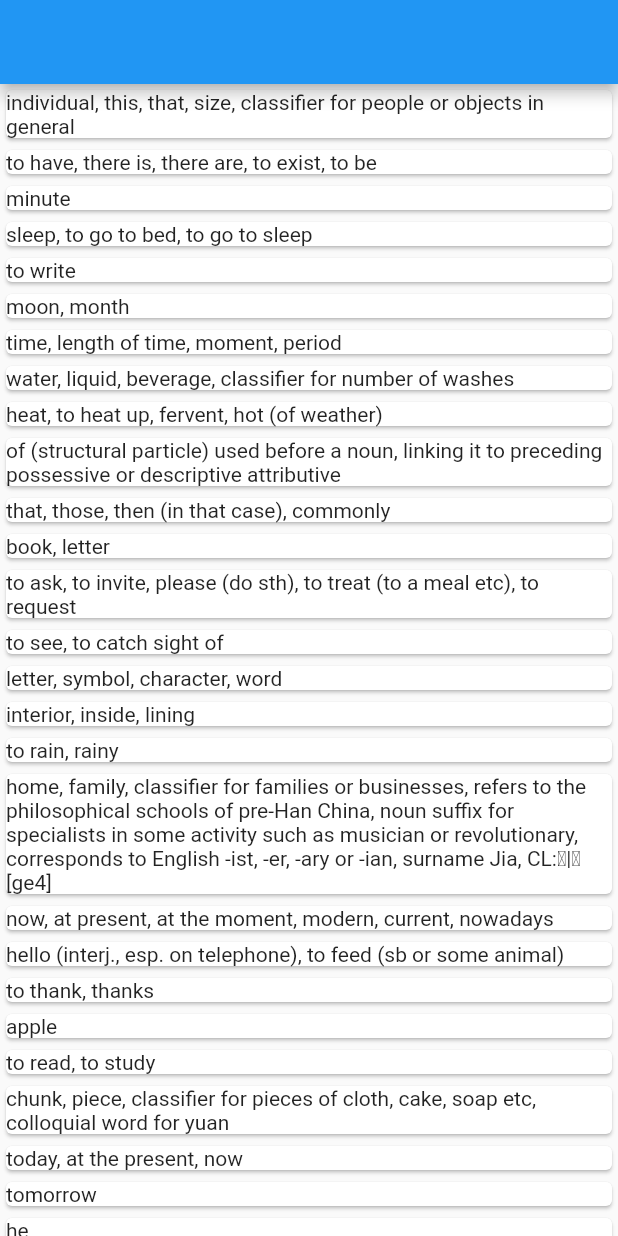
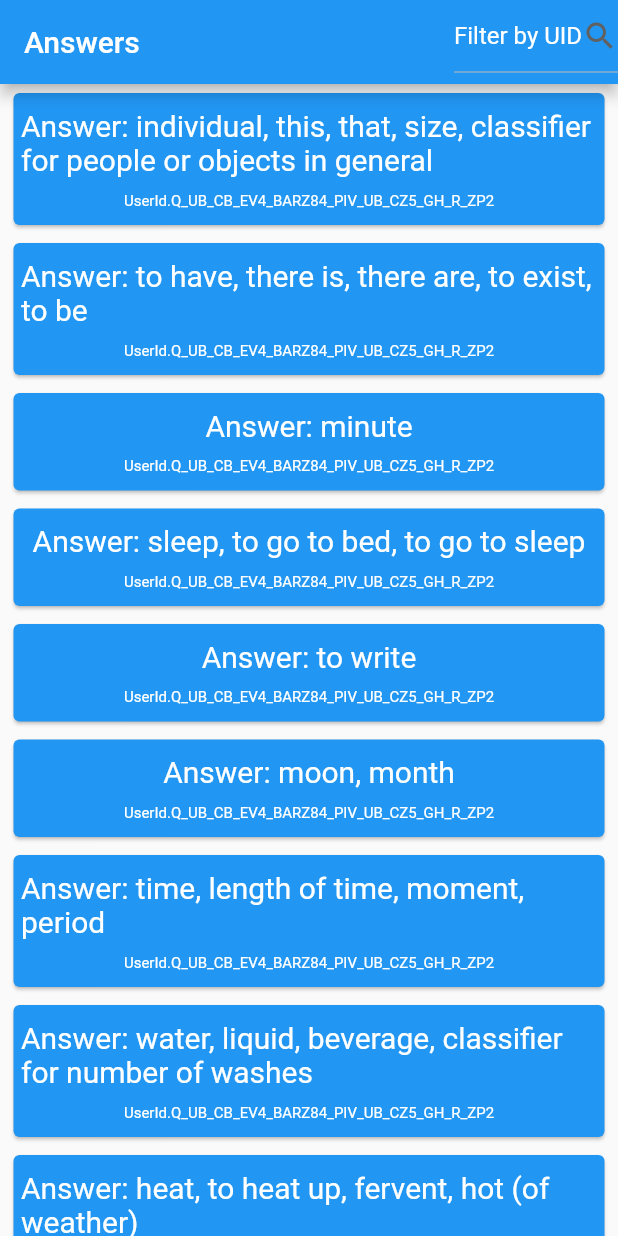
Before and after one commit to OrlandoAlPe/vanglar-test, a Flutter app: the screen it shows after launch, on a phone screen of 412 x 824 dp. Run offline on Flutter 3.47's test engine with Material 2 defaults, Android fonts, the phone set to English and light mode, and no system bars.

Commit message:
Filtro de respuestas por uid completado

```diff
--- a/lib/main.dart
+++ b/lib/main.dart
@@ -9,7 +9,7 @@ class MyApp extends StatelessWidget {
   @override
   Widget build(BuildContext context) {
     return MaterialApp(
-      title: '',
+      title: 'Answers',
       theme: ThemeData(
         primarySwatch: Colors.blue,
         visualDensity: VisualDensity.adaptivePlatformDensity,
--- /dev/null
+++ b/lib/models/users.dart
@@ -0,0 +1,23 @@
+class UsersList {
+  static List<String> users = [
+    'UserId.AY2_NXHOVMCFQ_KP05_O_U7_ICQ_TJZZ_X2',
+    'UserId.A_YU1_WP_YC_NQ_PPRQ_W_MF_P8_JV_SD_SJ_I42',
+    'UserId.DL45_Q_GYM_PIFM_E6_SA_FQ_F_PR6_KUX_SX2',
+    'UserId.DTH239_HDE8_SZ_X2_OEETA1_LMUK3_T43',
+    'UserId.DXF_PFX0_F_WU_V_YKS_KDP_H_UQX3_P_U_WUB2',
+    'UserId.D_AC_UI_IK_VC9_WG889_BN_XY_MNK_DGAC82',
+    'UserId.FR1_DT_WX_GY7_Z4_O2_E_XA_BZW_SO961_UK2',
+    'UserId.K_O0_NMH2_GG_AN_XX3_VY9280_DR_OEV_YT2',
+    'UserId.NFV_UIT_OVD0_P8_J_OB6_X82_NM_N_NWR_EX2',
+    'UserId.PY1_X_AS8_W8_J_NP_IZV_P4_WO_GDZ_DC4_J32',
+    'UserId.Q_UB_CB_EV4_BARZ84_PIV_UB_CZ5_GH_R_ZP2',
+    'UserId.RMK6_ZUKZ_BAXK07_SHQ_OS_T_DOZ_ZK833',
+    'UserId.SS_MS_X_YZP_F_CB0_FOD4_G_TE8_D_X_IS7_Y_X2',
+    'UserId.THE_5_B3_TF_YO_K3_JWL_ET_VIB_JOLLFO0_T092',
+    'UserId.THE_5_DFH37_BG_DXF_R_XFH_QOB_F_OGW_OF_RT_V2',
+    'UserId.THE_62_Q_MEBLH0_PB_N_OA_QM_ZN0_F_LXLC2_M_J2',
+    'UserId.THE_97_H4_LT8_R_XB_PG2_Q03_PY_TL4_Q_IP5_JQ2',
+    'UserId.UK10_O_X2_Y_MQVO_RB9_U3_P1_IT0_B7_V_RW2',
+    'UserId.XPF3_YL98_QLA_JJ_FTDH4_V_I_XIP3_YX83',
+  ];
+}
--- a/lib/screens/Home_Screen.dart
+++ b/lib/screens/Home_Screen.dart
@@ -1,8 +1,7 @@
-// ignore: unused_import
 import 'dart:convert';
 import 'package:flutter/material.dart';
 import 'package:pruebaVanglar/models/automodel.dart';
-// ignore: unused_import
+import 'package:pruebaVanglar/models/users.dart';
 import 'package:pruebaVanglar/widgets/Answer_Card.dart';
 
 class Home extends StatefulWidget {
@@ -14,52 +13,100 @@ class _HomeState extends State<Home> {
   Future fetchJsonData() async {
     var rawJson =
         await DefaultAssetBundle.of(context).loadString('Data/bd.json');
-
     Map mapValue = json.decode(rawJson)["answers"];
-
     List<Answer> itemList = List();
     mapValue.forEach((key, item) {
       itemList.add(new Answer.fromJson(item));
     });
-
-    /*itemList.forEach((item) {
-      print(item.answer);
-      print(item.userId);
-    });*/
+    // itemList.forEach((item) {
+    // print(item.answer);
+    // print(item.userId);
+    //});
     return itemList;
   }
 
+  List<Answer> allAnswers = List();
   List<Answer> myAnswers = List();
+  List<String> myUsers = UsersList.users;
 
+  bool loading = false;
+  String uidFilter;
   @override
   void initState() {
     getAnswers();
+
     super.initState();
   }
 
   getAnswers() {
     fetchJsonData().then((response) {
       setState(() {
-        myAnswers = response;
+        allAnswers = response;
+        myAnswers = customAnswer(
+          allAnswers,
+          'UserId.Q_UB_CB_EV4_BARZ84_PIV_UB_CZ5_GH_R_ZP2',
+        );
+
+        loading = true;
       });
     });
+  }
+
+  customAnswer(List<Answer> allAnswers, String uid) {
+    List<Answer> customList = List();
+    for (var i = 0; i < allAnswers.length; i++) {
+      if (allAnswers[i].userId.toString() == uid) {
+        customList.add(
+          new Answer(
+            answer: allAnswers[i].answer,
+            userId: allAnswers[i].userId,
+          ),
+        );
+      }
+    }
+    return customList;
   }
 
   @override
   Widget build(BuildContext context) {
     return Scaffold(
       appBar: AppBar(
-        title: Text(''),
+        actions: [
+          DropdownButton(
+            icon: Icon(Icons.search),
+            hint: Text(
+              'Filter by UID',
+              style: TextStyle(color: Colors.white),
             ),
-      body: Center(
+            items: myUsers.map((e) {
+              return DropdownMenuItem(
+                child: Text('Alumno ${myUsers.indexOf(e)+1}'),
+                value: e,
+              );
+            }).toList(),
+            onChanged: (newValue) {
+              setState(() {
+                myAnswers = customAnswer(allAnswers, newValue);
+              });
+            },
+          ),
+        ],
+        title: Text(loading ? 'Answers' : 'Loading...'),
+      ),
+      body: loading
+          ? Center(
               child: ListView.builder(
                 itemCount: myAnswers.length,
                 itemBuilder: (context, index) {
                   return AnswerCard(
                     answer: myAnswers[index].answer.toString(),
+                    uid: myAnswers[index].userId.toString(),
                   );
                 },
               ),
+            )
+          : Center(
+              child: CircularProgressIndicator(),
             ),
     );
   }
--- a/lib/widgets/Answer_Card.dart
+++ b/lib/widgets/Answer_Card.dart
@@ -2,11 +2,35 @@ import 'package:flutter/material.dart';
 
 class AnswerCard extends StatelessWidget {
   final String answer;
-  AnswerCard({@required this.answer});
+  final String uid;
+  AnswerCard({@required this.answer, @required this.uid});
   @override
   Widget build(BuildContext context) {
-    return Card(
-      child: Text(answer),
+    return Padding(
+      padding: const EdgeInsets.symmetric(horizontal: 5, vertical: 2),
+      child: Card(
+        color: Colors.blue,
+        child: Padding(
+          padding: const EdgeInsets.symmetric(vertical: 10.0, horizontal: 5),
+          child: Column(
+            children: [
+              Text(
+                'Answer: $answer',
+                style: TextStyle(fontSize: 20, color: Colors.white),
+                textAlign: TextAlign.start,
+              ),
+              SizedBox(
+                height: 10,
+              ),
+              Text(
+                '$uid',
+                textAlign: TextAlign.end,
+                style: TextStyle(fontSize: 10, color: Colors.white),
+              )
+            ],
+          ),
+        ),
+      ),
     );
   }
 }
```
Lines whose indentation alone changed are shown as unchanged.
